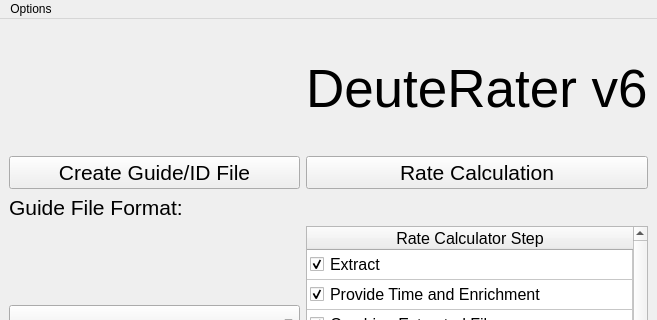
First picture: the form in ui_files/Main_Menu.ui, repository JC-Price/DeuteRater, before the edit; both pictures show x 0 to 657 and y 0 to 320 of the 657 by 550 pixel window.
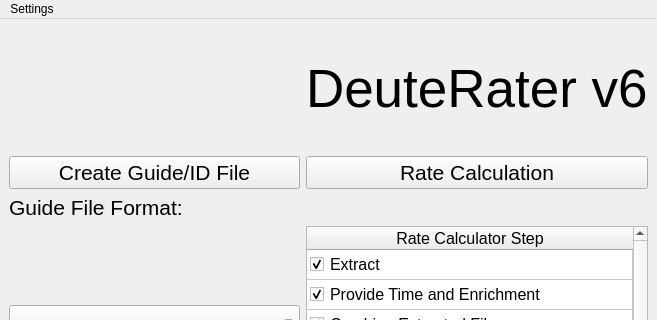
Second picture: the form after the edit. Icons and pictures are not drawn.

Commit message: More settings adjustments

The edit to the form file:
```diff
--- a/ui_files/Main_Menu.ui
+++ b/ui_files/Main_Menu.ui
@@ -257,7 +257,7 @@
    </property>
    <widget class="QMenu" name="menuOptions">
     <property name="title">
-     <string>Options</string>
+     <string>Settings</string>
     </property>
     <addaction name="actionSettings"/>
    </widget>
```
The commit also changes 6 other files.
